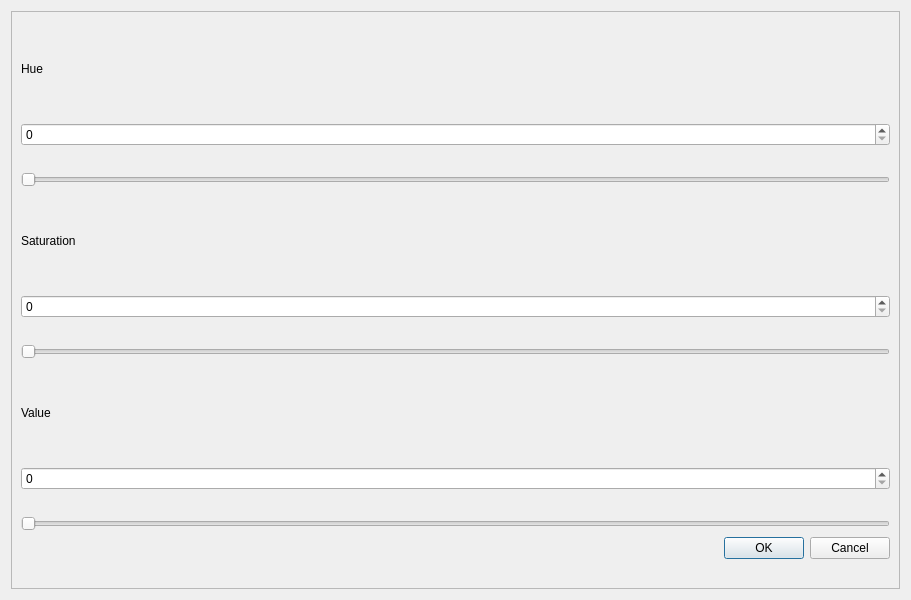
This is dialog.ui in walidaddouche/QtCreatorBasicInterface as Qt 5 draws it before an edit. The edited form follows.
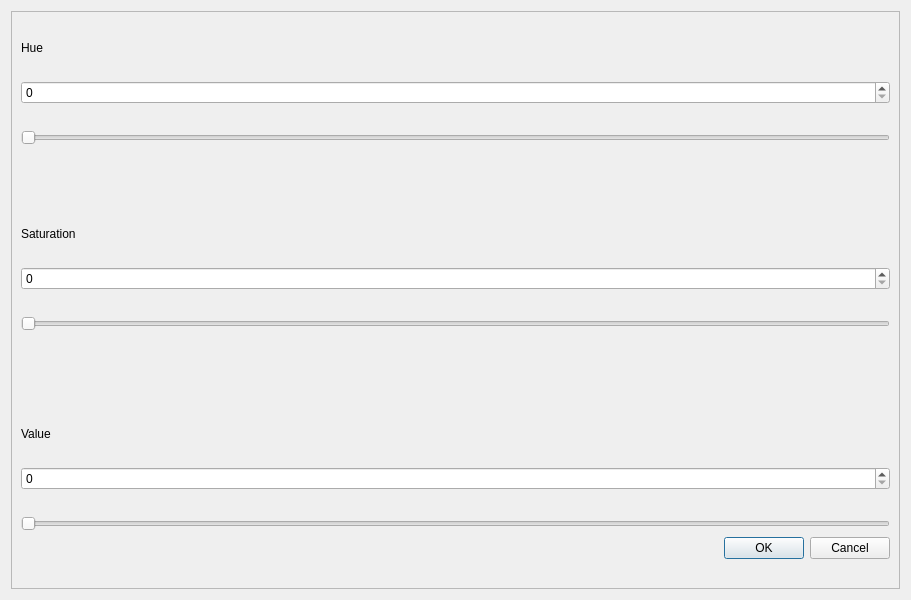
This is the edited form.

```diff
--- a/dialog.ui
+++ b/dialog.ui
@@ -16,8 +16,8 @@
   <property name="windowTitle">
    <string>Dialog</string>
   </property>
-  <layout class="QVBoxLayout" name="verticalLayout">
-   <item>
+  <layout class="QGridLayout" name="gridLayout">
+   <item row="0" column="0">
     <widget class="QFrame" name="frame">
      <property name="frameShape">
       <enum>QFrame::StyledPanel</enum>
@@ -47,13 +47,26 @@
        </widget>
       </item>
       <item>
-       <spacer name="horizontalSpacer_4">
+       <spacer name="verticalSpacer_3">
+        <property name="orientation">
+         <enum>Qt::Vertical</enum>
+        </property>
+        <property name="sizeHint" stdset="0">
+         <size>
+          <width>20</width>
+          <height>18</height>
+         </size>
+        </property>
+       </spacer>
+      </item>
+      <item>
+       <spacer name="horizontalSpacer">
         <property name="orientation">
          <enum>Qt::Horizontal</enum>
         </property>
         <property name="sizeHint" stdset="0">
          <size>
-          <width>40</width>
+          <width>870</width>
           <height>20</height>
          </size>
         </property>
@@ -90,7 +103,20 @@
        </widget>
       </item>
       <item>
-       <spacer name="horizontalSpacer">
+       <spacer name="verticalSpacer">
+        <property name="orientation">
+         <enum>Qt::Vertical</enum>
+        </property>
+        <property name="sizeHint" stdset="0">
+         <size>
+          <width>20</width>
+          <height>75</height>
+         </size>
+        </property>
+       </spacer>
+      </item>
+      <item>
+       <spacer name="horizontalSpacer_5">
         <property name="orientation">
          <enum>Qt::Horizontal</enum>
         </property>
@@ -116,7 +142,7 @@
         </property>
         <property name="sizeHint" stdset="0">
          <size>
-          <width>40</width>
+          <width>870</width>
           <height>20</height>
          </size>
         </property>
@@ -153,7 +179,33 @@
        </widget>
       </item>
       <item>
-       <spacer name="horizontalSpacer_5">
+       <spacer name="verticalSpacer_2">
+        <property name="orientation">
+         <enum>Qt::Vertical</enum>
+        </property>
+        <property name="sizeHint" stdset="0">
+         <size>
+          <width>20</width>
+          <height>89</height>
+         </size>
+        </property>
+       </spacer>
+      </item>
+      <item>
+       <spacer name="verticalSpacer_4">
+        <property name="orientation">
+         <enum>Qt::Vertical</enum>
+        </property>
+        <property name="sizeHint" stdset="0">
+         <size>
+          <width>20</width>
+          <height>13</height>
+         </size>
+        </property>
+       </spacer>
+      </item>
+      <item>
+       <spacer name="horizontalSpacer_7">
         <property name="orientation">
          <enum>Qt::Horizontal</enum>
         </property>
@@ -179,7 +231,7 @@
         </property>
         <property name="sizeHint" stdset="0">
          <size>
-          <width>40</width>
+          <width>870</width>
           <height>20</height>
          </size>
         </property>
```
Left out of the diff: 11 changed lines with no effect on the pictures.
